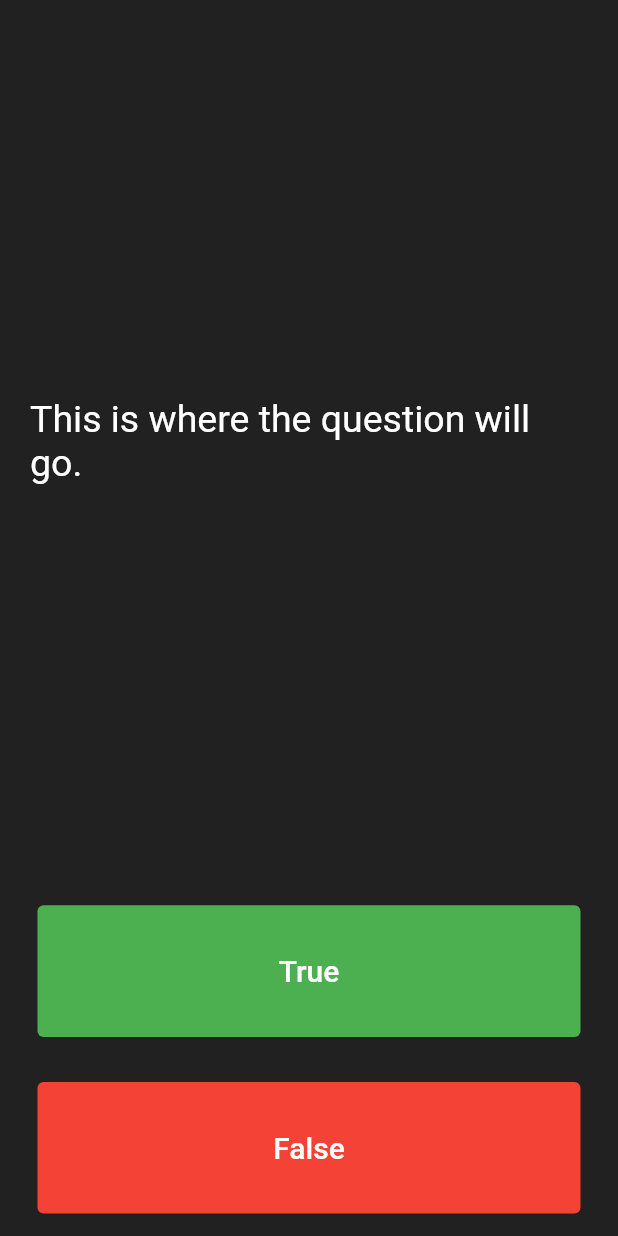
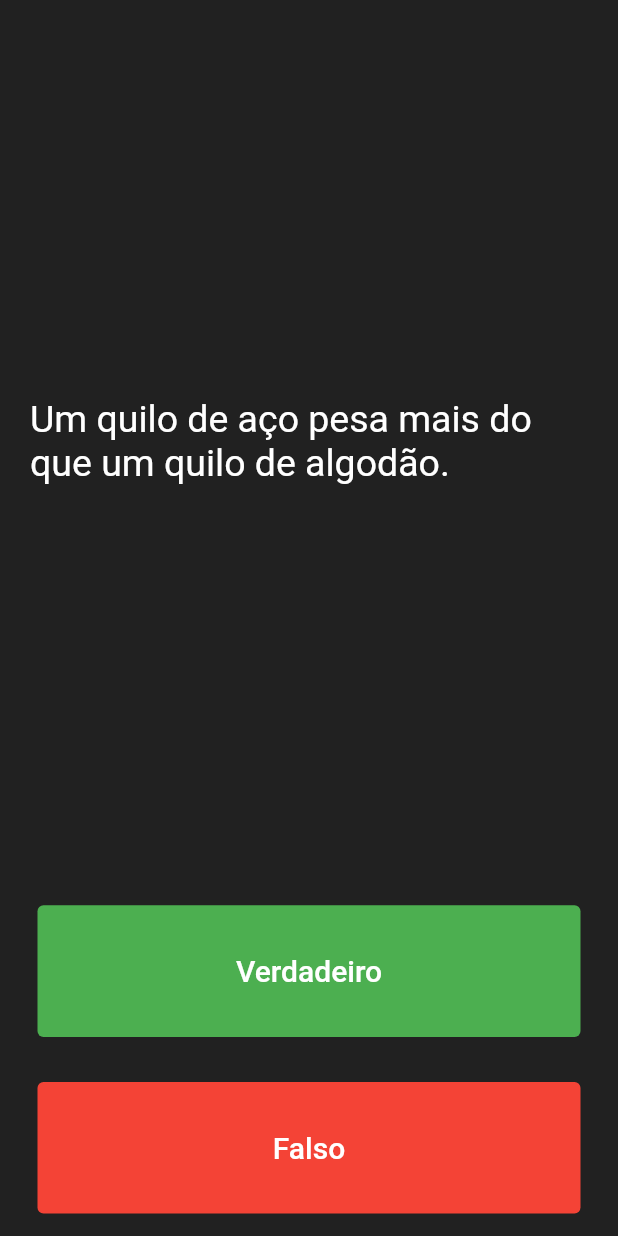
Before and after one commit to ljcpeixoto/quizzler, a Flutter app: the screen it shows after launch, on a phone screen of 412 x 824 dp. Run offline on Flutter 3.47's test engine with Material 2 defaults, Android fonts, the phone set to English and light mode, and no system bars.

Commit message:
Criar classe Question para guardar as questões

```diff
--- a/lib/main.dart
+++ b/lib/main.dart
@@ -1,4 +1,6 @@
 import 'package:flutter/material.dart';
+
+import 'question.dart';
 
 void main() {
   runApp(const MyApp());
@@ -45,6 +47,30 @@ class _QuizzPageState extends State<QuizzPage> {
     color: Colors.red,
   );
 
+  int questionNumber = 0;
+  List<Question> questions = [
+    Question(
+      question: "Um quilo de aço pesa mais do que um quilo de algodão.",
+      answer: false,
+    ),
+    Question(
+      question: "Os morcegos são os únicos mamíferos capazes de voar.",
+      answer: true,
+    ),
+    Question(
+      question: "A aranha é um inseto.",
+      answer: false,
+    ),
+    Question(
+      question: "Feliz é o sinônimo de alegre.",
+      answer: true,
+    ),
+    Question(
+      question:
+          "Quando o simbolo ''vezes'' aparece em um broblema matemático você deve somar.",
+      answer: false,
+    ),
+  ];
   List<Icon> scoreKeeper = [];
 
   @override
@@ -53,14 +79,14 @@ class _QuizzPageState extends State<QuizzPage> {
       mainAxisAlignment: MainAxisAlignment.spaceBetween,
       crossAxisAlignment: CrossAxisAlignment.stretch,
       children: [
-        const Expanded(
+        Expanded(
           flex: 5,
           child: Padding(
-            padding: EdgeInsets.all(10.0),
+            padding: const EdgeInsets.all(10.0),
             child: Center(
               child: Text(
-                'This is where the question will go.',
-                style: TextStyle(
+                questions[questionNumber].question,
+                style: const TextStyle(
                   color: Colors.white,
                   fontSize: 25.0,
                 ),
@@ -68,8 +94,8 @@ class _QuizzPageState extends State<QuizzPage> {
             ),
           ),
         ),
-        textButton('True', Colors.green, truePressed),
-        textButton('False', Colors.red, falsePressed),
+        textButton('Verdadeiro', Colors.green, truePressed),
+        textButton('Falso', Colors.red, falsePressed),
         Row(
           children: scoreKeeper,
         )
@@ -79,13 +105,27 @@ class _QuizzPageState extends State<QuizzPage> {
 
   void truePressed() {
     setState(() {
-      scoreKeeper.add(correctIcon);
+      if (questionNumber < questions.length - 1) {
+        if (questions[questionNumber].answer) {
+          scoreKeeper.add(correctIcon);
+        } else {
+          scoreKeeper.add(wrongIcon);
+        }
+        questionNumber++;
+      }
     });
   }
 
   void falsePressed() {
     setState(() {
-      scoreKeeper.add(wrongIcon);
+      if (questionNumber < questions.length - 1) {
+        if (questions[questionNumber].answer) {
+          scoreKeeper.add(wrongIcon);
+        } else {
+          scoreKeeper.add(correctIcon);
+        }
+        questionNumber++;
+      }
     });
   }
 
--- /dev/null
+++ b/lib/question.dart
@@ -0,0 +1,9 @@
+class Question {
+  final String question;
+  final bool answer;
+
+  Question({
+    required this.question,
+    required this.answer,
+  });
+}
```
